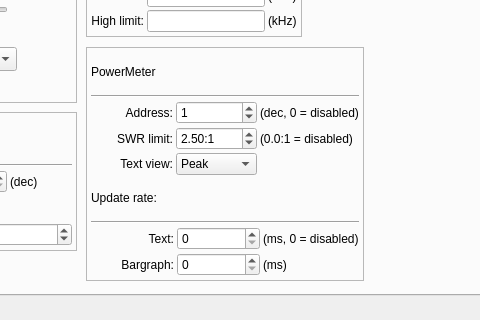
First picture: the form in c/openASC_Configurator/ui/mainwindow.ui, repository thegeek82000/openasc, before the edit; both pictures show x 133 to 613 and y 300 to 620 of the 714 by 620 pixel window.
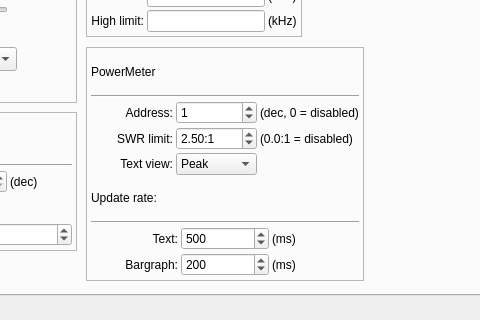
Second picture: the form after the edit. The open tabs and pages were chosen to show the change.

```diff
--- a/c/openASC_Configurator/ui/mainwindow.ui
+++ b/c/openASC_Configurator/ui/mainwindow.ui
@@ -973,14 +973,14 @@
               <number>100</number>
              </property>
              <property name="value">
-              <number>0</number>
+              <number>500</number>
              </property>
             </widget>
            </item>
            <item row="0" column="2">
             <widget class="QLabel" name="labelPowerMeterUpdateRateTextDec">
              <property name="text">
-              <string>(ms, 0 = disabled)</string>
+              <string>(ms)</string>
              </property>
             </widget>
            </item>
@@ -1006,7 +1006,7 @@
               <number>100</number>
              </property>
              <property name="value">
-              <number>0</number>
+              <number>200</number>
              </property>
             </widget>
            </item>
```
Left out of the diff: 2 changed lines with no effect on the pictures.
